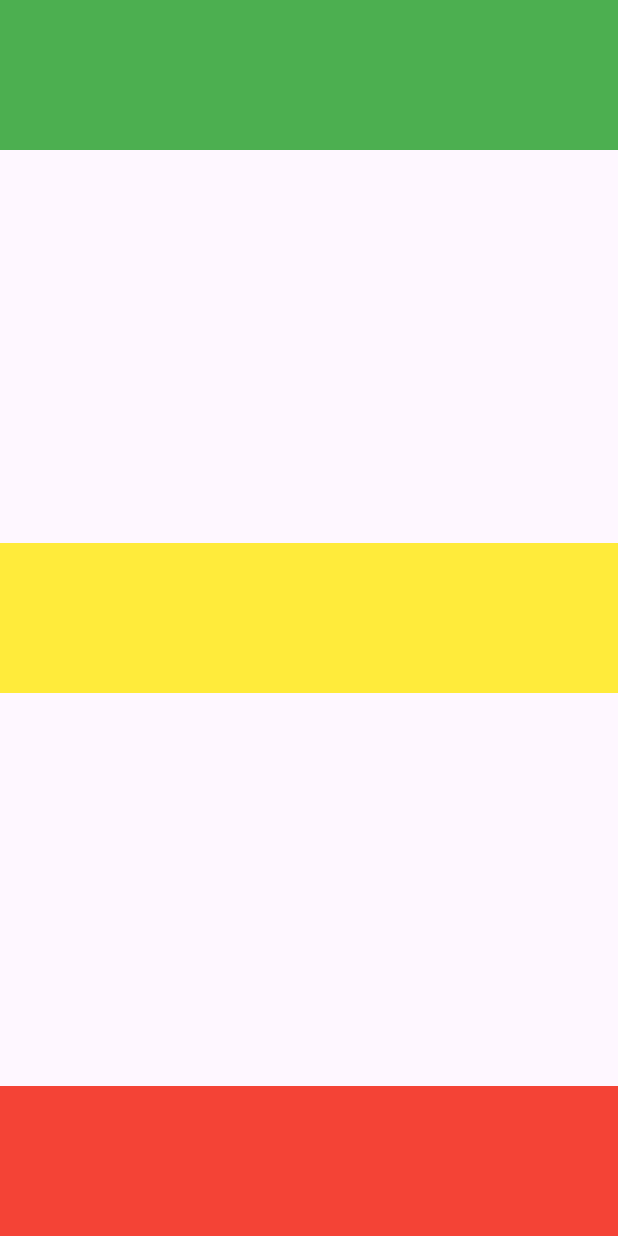
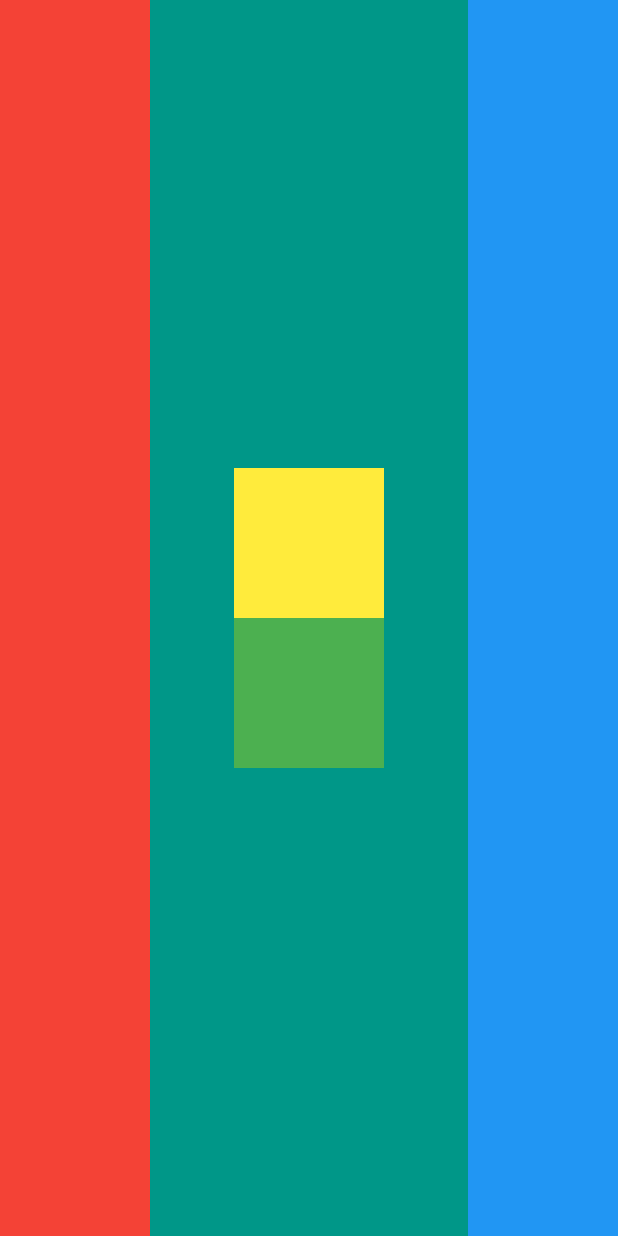
Before and after one commit to NurulhudaAi/flutter_innit, a Flutter app: the screen it shows after launch, on a phone screen of 412 x 824 dp. Run offline on Flutter 3.47's test engine with Material 3 defaults, Android fonts, the phone set to English and light mode, and no system bars.

Commit message:
sample container

```diff
--- a/lib/main.dart
+++ b/lib/main.dart
@@ -1,6 +1,7 @@
 import 'package:flutter/material.dart';
 import 'package:flutter_innit/week04/calculator.dart';
 import 'package:flutter_innit/week04/login.dart';
+import 'package:flutter_innit/week05/design_demo.dart';
 import 'package:flutter_innit/week05/multi_child_demo.dart';
 import 'package:flutter_innit/week05/single_child_demo.dart';
 
@@ -16,7 +17,7 @@ class MyApp extends StatelessWidget {
     return MaterialApp(
       debugShowCheckedModeBanner: false,
       theme: ThemeData(primarySwatch: Colors.blue),
-      home: const MultiChildDemo(),
+      home: const DesignDemo(),
       routes: {
         '/login': (context) => const LoginPage(),
         '/calculator': (context) => const CalculatorPage(),
--- /dev/null
+++ b/lib/week05/design_demo.dart
@@ -0,0 +1,39 @@
+import 'package:flutter/material.dart';
+
+class DesignDemo extends StatefulWidget {
+  const DesignDemo({super.key});
+
+  @override
+  State<DesignDemo> createState() => _DesignDemoState();
+}
+
+class _DesignDemoState extends State<DesignDemo> {
+  @override
+  Widget build(BuildContext context) {
+    return Scaffold(
+      body: Row(
+        mainAxisAlignment: MainAxisAlignment.center,
+        crossAxisAlignment: CrossAxisAlignment.stretch,
+        children: [
+          Container(color: Colors.red, width: 100, height: 100),
+          Expanded(
+            child: Container(
+              color: Colors.teal,
+              width: 100,
+              height: 100,
+              child: Column(
+                mainAxisAlignment: MainAxisAlignment.center,
+                children: [
+                  Container(color: Colors.yellow, width: 100, height: 100),
+                  Container(color: Colors.green, width: 100, height: 100),
+                ],
+              ),
+            ),
+          ),
+
+          Container(color: Colors.blue, width: 100, height: 100),
+        ],
+      ),
+    );
+  }
+}
```
